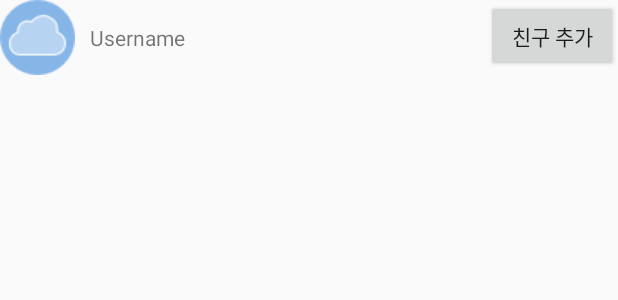
After one commit to TaeUkKim-ZZ/Feelweather-concept, an Android app: the layout findlist.xml on its own in the app's theme, with its tools: preview values and no code run, on a phone screen of 412 x 824 dp. The commit adds this screen. Shown: the top 300 px of the screen. Run offline under Robolectric (Android 15) with nearby library versions, the phone set to English and light mode, and no system bars.

Commit message:
친구 추가 기능 구현

```diff
--- a/app/src/main/AndroidManifest.xml
+++ b/app/src/main/AndroidManifest.xml
@@ -26,6 +26,8 @@
         </activity>
         <activity android:name=".DetailActivity">
         </activity>
+        <activity android:name=".FindFriendsActivity">
+        </activity>
     </application>
 
 </manifest>
--- a/app/src/main/java/neolabs/feelweather/SignupActivity.java
+++ b/app/src/main/java/neolabs/feelweather/SignupActivity.java
@@ -61,6 +61,7 @@ public class SignupActivity extends AppCompatActivity {
                                     userDTO.username = username;
                                     userDTO.feelstatus = "맑아요";
                                     userDTO.whyfeel = "";
+                                    userDTO.useremail = email;
 
                                     db.collection("Users").document(userDTO.useruid).set(userDTO).addOnCompleteListener(new OnCompleteListener<Void>() {
                                         @Override
--- /dev/null
+++ b/app/src/main/java/neolabs/feelweather/UidDTO.java
@@ -0,0 +1,5 @@
+package neolabs.feelweather;
+
+public class UidDTO {
+    String useruid;
+}
--- a/app/src/main/java/neolabs/feelweather/UserDTO.java
+++ b/app/src/main/java/neolabs/feelweather/UserDTO.java
@@ -5,4 +5,5 @@ public class UserDTO {
     String username;
     String feelstatus;
     String whyfeel;
+    String useremail;
 }
--- a/app/src/main/res/layout/activity_signup.xml
+++ b/app/src/main/res/layout/activity_signup.xml
@@ -75,7 +75,6 @@
                     android:layout_height="match_parent"
                     android:hint="이름" />
         </android.support.design.widget.TextInputLayout>
-        <!-- Button -->
 
         <Button
                 android:id="@+id/email_signup_button2"
--- /dev/null
+++ b/app/src/main/res/layout/findlist.xml
@@ -0,0 +1,31 @@
+<?xml version="1.0" encoding="utf-8"?>
+<RelativeLayout xmlns:android="http://schemas.android.com/apk/res/android"
+                                             android:layout_width="match_parent"
+                                             android:layout_height="wrap_content"
+              android:orientation="horizontal"
+>
+    <ImageView
+            android:id="@+id/userfeelimage"
+            android:layout_width="wrap_content"
+            android:layout_height="wrap_content"
+            android:src="@drawable/cloud"
+    />
+
+    <TextView
+            android:id="@+id/usernames"
+            android:layout_width="wrap_content"
+            android:layout_height="wrap_content"
+            android:layout_centerInParent="true"
+            android:layout_marginLeft="10dp"
+            android:layout_toRightOf="@+id/userfeelimage"
+            android:text="Username"
+    />
+
+    <Button android:id="@+id/addfriendsbutton"
+            android:layout_width="wrap_content"
+            android:layout_height="wrap_content"
+            android:layout_alignParentRight="true"
+            android:text="친구 추가"
+    />
+
+</RelativeLayout>
```
Also changed, not shown: app/src/main/java/neolabs/feelweather/FindFriendsActivity.java (added, +150 -0 lines), app/src/main/java/neolabs/feelweather/MainActivity.java (+56 -3 lines), app/src/main/java/neolabs/feelweather/ResultItem.java (added, +11 -0 lines), app/src/main/res/layout/activity_find_friends.xml (added, +40 -0 lines), app/src/main/res/layout/activity_main.xml (+8 -0 lines).
